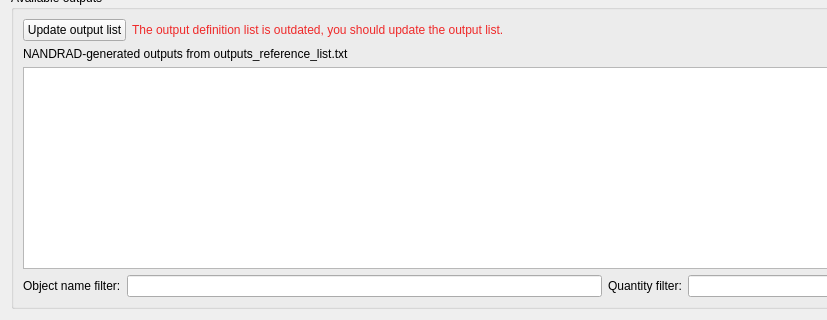
Before: the Qt Designer form SIM-VICUS/src/SVSimulationOutputOptions.ui in ghorwin/SIM-VICUS, drawn with Qt 5; both pictures show x 0 to 827 and y 313 to 633 of the 1216 by 633 pixel window.
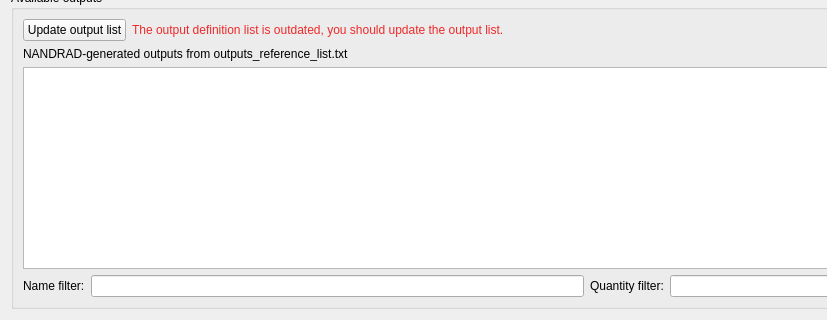
After: the same form once the commit is applied. Icons and pictures are not drawn.

Commit message: Updated output filtering

What changed in the file:
```diff
--- a/SIM-VICUS/src/SVSimulationOutputOptions.ui
+++ b/SIM-VICUS/src/SVSimulationOutputOptions.ui
@@ -391,7 +391,7 @@
          <item>
           <widget class="QLabel" name="label">
            <property name="text">
-            <string>Object name filter:</string>
+            <string>Name filter:</string>
            </property>
           </widget>
          </item>
```
The commit also changes 1 other file.
